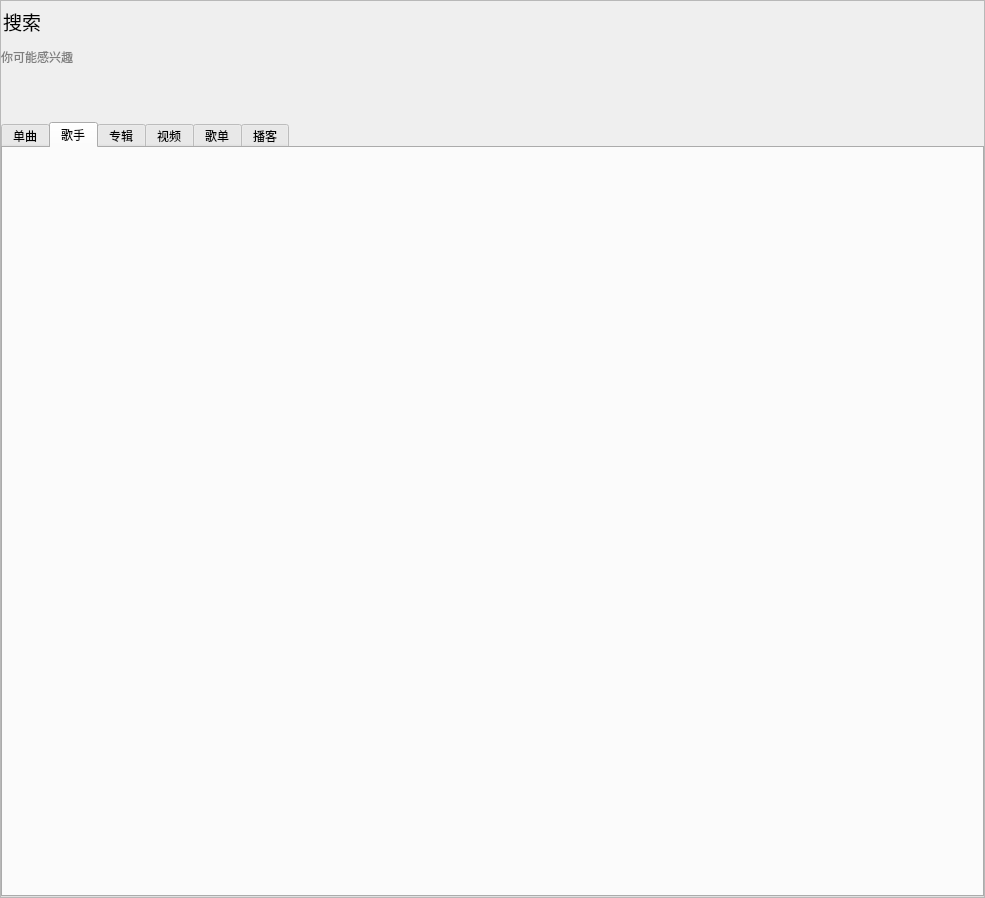
NanCity/Qt-ffmpeg, file search.ui: the form before one commit.
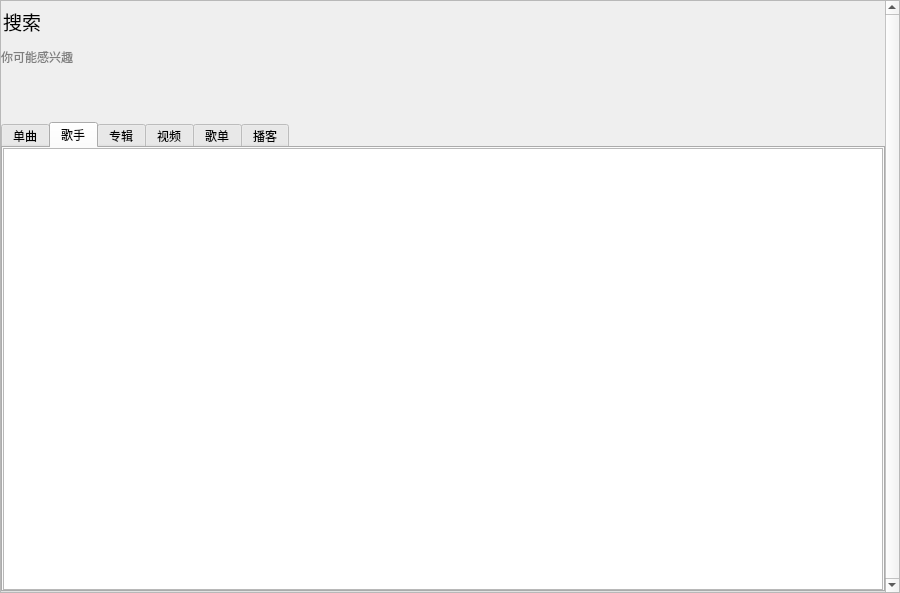
The form after the commit. The open tabs and pages were chosen to show the change. Icons and pictures are not drawn.

What changed in the file:
```diff
--- a/search.ui
+++ b/search.ui
@@ -6,8 +6,8 @@
    <rect>
     <x>0</x>
     <y>0</y>
-    <width>985</width>
-    <height>898</height>
+    <width>900</width>
+    <height>593</height>
    </rect>
   </property>
   <property name="minimumSize">
@@ -35,23 +35,47 @@
    <property name="bottomMargin">
     <number>0</number>
    </property>
-   <property name="spacing">
-    <number>0</number>
-   </property>
    <item row="0" column="0">
     <widget class="QScrollArea" name="scrollArea">
+     <property name="sizePolicy">
+      <sizepolicy hsizetype="Expanding" vsizetype="Minimum">
+       <horstretch>0</horstretch>
+       <verstretch>0</verstretch>
+      </sizepolicy>
+     </property>
+     <property name="frameShadow">
+      <enum>QFrame::Sunken</enum>
+     </property>
+     <property name="lineWidth">
+      <number>0</number>
+     </property>
+     <property name="verticalScrollBarPolicy">
+      <enum>Qt::ScrollBarAlwaysOn</enum>
+     </property>
+     <property name="sizeAdjustPolicy">
+      <enum>QAbstractScrollArea::AdjustToContents</enum>
+     </property>
      <property name="widgetResizable">
-      <bool>false</bool>
+      <bool>true</bool>
+     </property>
+     <property name="alignment">
+      <set>Qt::AlignLeading|Qt::AlignLeft|Qt::AlignVCenter</set>
      </property>
      <widget class="QWidget" name="scrollAreaWidgetContents">
       <property name="geometry">
        <rect>
         <x>0</x>
         <y>0</y>
-        <width>983</width>
-        <height>896</height>
+        <width>881</width>
+        <height>591</height>
        </rect>
       </property>
+      <property name="sizePolicy">
+       <sizepolicy hsizetype="Preferred" vsizetype="Minimum">
+        <horstretch>0</horstretch>
+        <verstretch>0</verstretch>
+       </sizepolicy>
+      </property>
       <layout class="QGridLayout" name="gridLayout">
        <property name="leftMargin">
         <number>0</number>
@@ -250,6 +274,12 @@
        </item>
        <item row="1" column="0">
         <widget class="QTabWidget" name="tabWidget">
+         <property name="sizePolicy">
+          <sizepolicy hsizetype="Expanding" vsizetype="MinimumExpanding">
+           <horstretch>0</horstretch>
+           <verstretch>0</verstretch>
+          </sizepolicy>
+         </property>
          <property name="layoutDirection">
           <enum>Qt::LeftToRight</enum>
          </property>
@@ -365,6 +395,36 @@
           <attribute name="title">
            <string>歌手</string>
           </attribute>
+          <layout class="QGridLayout" name="gridLayout_3">
+           <property name="leftMargin">
+            <number>0</number>
+           </property>
+           <property name="topMargin">
+            <number>0</number>
+           </property>
+           <property name="rightMargin">
+            <number>0</number>
+           </property>
+           <property name="bottomMargin">
+            <number>0</number>
+           </property>
+           <property name="spacing">
+            <number>0</number>
+           </property>
+           <item row="0" column="0">
+            <widget class="QListWidget" name="listwidg_song">
+             <property name="sizePolicy">
+              <sizepolicy hsizetype="Expanding" vsizetype="Minimum">
+               <horstretch>0</horstretch>
+               <verstretch>0</verstretch>
+              </sizepolicy>
+             </property>
+             <property name="sizeAdjustPolicy">
+              <enum>QAbstractScrollArea::AdjustToContents</enum>
+             </property>
+            </widget>
+           </item>
+          </layout>
          </widget>
          <widget class="QWidget" name="tab_9">
           <attribute name="title">
```
Left out of the diff: 70 changed lines with no effect on the pictures.
